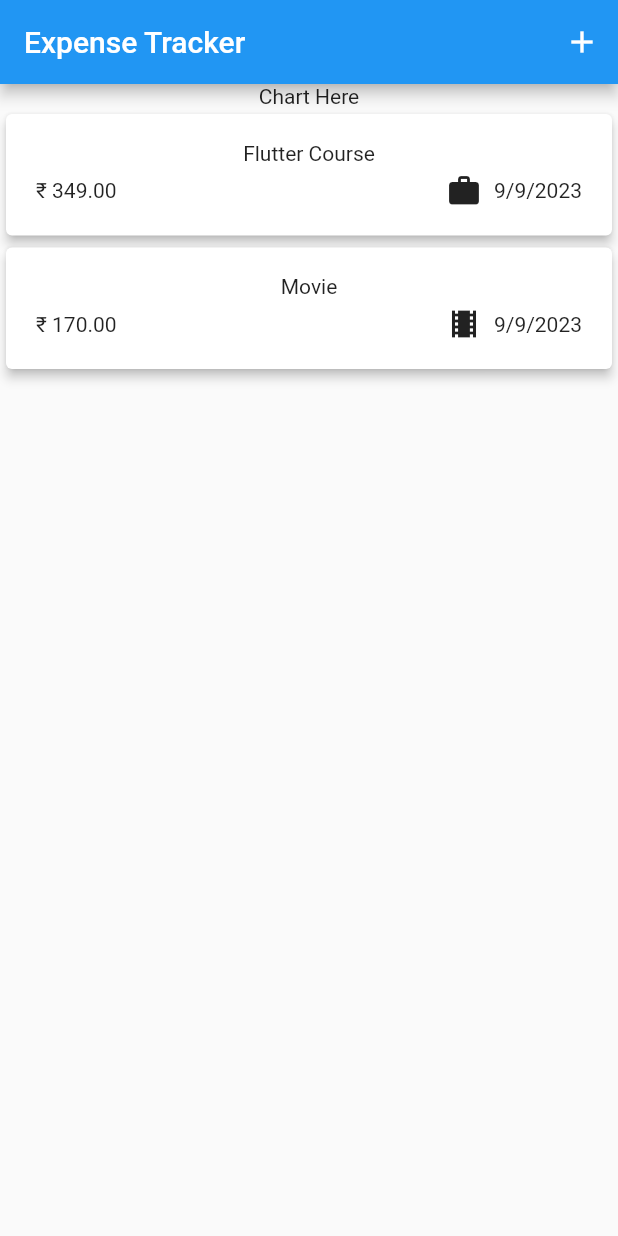
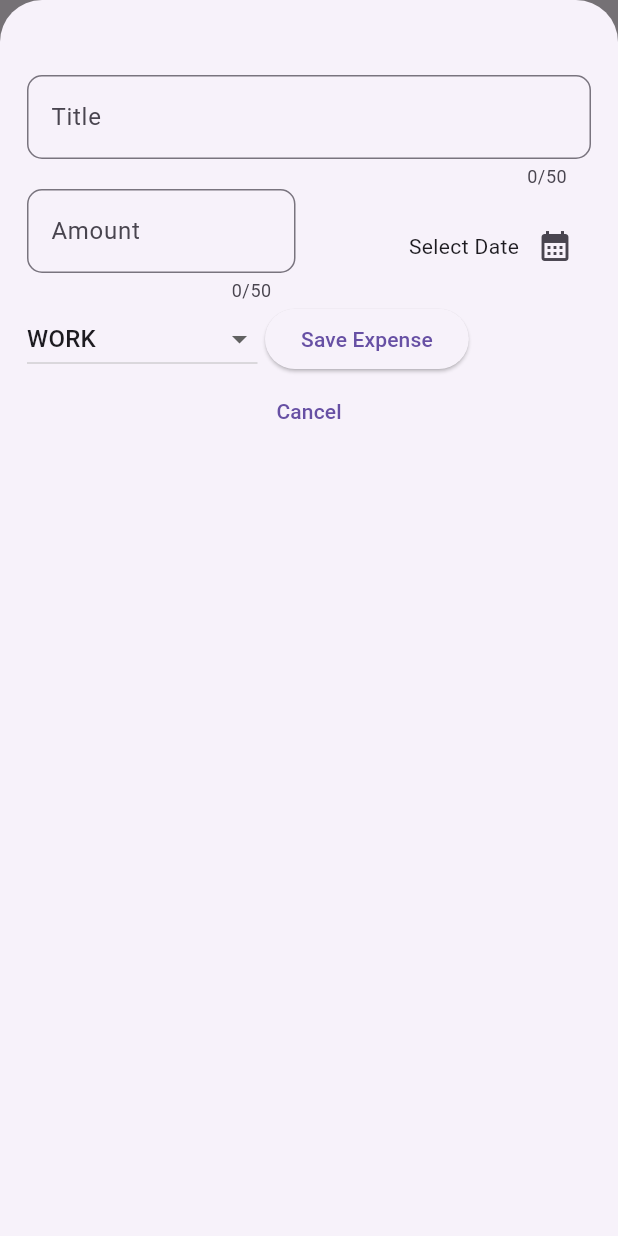
Before and after one commit to Sharathk1999/my_expence_tracker_app, a Flutter app: the screen it shows after launch, after a tap on the "add" icon, on a phone screen of 412 x 824 dp. Run offline on Flutter 3.47's test engine with Material 2 defaults, Android fonts, the phone set to English and light mode, and no system bars.

Commit message:
Add new expence finished

```diff
--- a/lib/main.dart
+++ b/lib/main.dart
@@ -12,6 +12,7 @@ class MyApp extends StatelessWidget {
       home:const  Expenses(),
       debugShowCheckedModeBanner: false,
       theme: ThemeData(
+        useMaterial3: true,
         primaryColor: Colors.blue,
       ),
     );
--- a/lib/widgets/expenses.dart
+++ b/lib/widgets/expenses.dart
@@ -1,5 +1,6 @@
 import 'package:flutter/material.dart';
 import 'package:my_expence_tracker/widgets/expenses_list/expenses_list.dart';
+import 'package:my_expence_tracker/widgets/new_expense.dart';
 
 import '../models/expense.dart';
 
@@ -26,20 +27,57 @@ class _ExpensesState extends State<Expenses> {
       category: Category.entertainment,
     ),
   ];
+
+  void _addExpense(Expense expense) {
+    setState(() {
+      _registeredExpenses.add(expense);
+    });
+  }
+
+  void _removeExpense(Expense expense) {
+    setState(() {
+      _registeredExpenses.remove(expense);
+    });
+
+  }
+
+  void _openAddExpenseOverlay() {
+    showModalBottomSheet(
+      isScrollControlled: true,
+      context: context,
+      builder: (ctx) => NewExpense(onAddExpense: _addExpense),
+    );
+  }
+
   @override
   Widget build(BuildContext context) {
+    Widget mainContent =const Center(
+      child:  Text('No expenses found, Start adding some'),
+    );
+
+    if (_registeredExpenses.isNotEmpty) {
+      mainContent = ExpenseList(
+        expenses: _registeredExpenses,
+        onRemovedExpense: _removeExpense,
+      );
+    }
     return Scaffold(
       appBar: AppBar(
-        title:const Text("Expense Tracker"),
+        centerTitle: true,
+        title: const Text("Expense Tracker"),
         actions: [
-          IconButton(onPressed: (){}, icon:const Icon(Icons.add))
+          IconButton(
+              onPressed: () {
+                _openAddExpenseOverlay();
+              },
+              icon: const Icon(Icons.add))
         ],
       ),
       body: Column(
         children: [
           const Text('Chart Here'),
           Expanded(
-            child: ExpenseList(expenses: _registeredExpenses),
+            child: mainContent,
           ),
         ],
       ),
--- a/lib/widgets/expenses_list/expenses_list.dart
+++ b/lib/widgets/expenses_list/expenses_list.dart
@@ -5,16 +5,26 @@ import 'package:my_expence_tracker/widgets/expenses_list/expense_item.dart';
 class ExpenseList extends StatelessWidget {
   const ExpenseList({
     super.key,
-    required this.expenses,
+    required this.expenses, required this.onRemovedExpense,
   });
+
+  final void Function (Expense expense) onRemovedExpense;
 
   final List<Expense> expenses;
 
   @override
   Widget build(BuildContext context) {
-    return  ListView.builder(
+    return ListView.builder(
       itemCount: expenses.length,
-      itemBuilder: (ctx,index) => ExpenseItem(expense: expenses[index],),
-      );
+      itemBuilder: (ctx, index) => Dismissible(
+        key: ValueKey(expenses[index]),
+        onDismissed: (direction) {
+          onRemovedExpense(expenses[index]);
+        },
+        child: ExpenseItem(
+          expense: expenses[index],
+        ),
+      ),
+    );
   }
 }
--- /dev/null
+++ b/lib/widgets/new_expense.dart
@@ -0,0 +1,174 @@
+import 'package:flutter/material.dart';
+import 'package:my_expence_tracker/models/expense.dart';
+
+class NewExpense extends StatefulWidget {
+  const NewExpense({super.key, required this.onAddExpense});
+
+  final void Function(Expense expense) onAddExpense;
+
+  @override
+  State<NewExpense> createState() => _NewExpenseState();
+}
+
+class _NewExpenseState extends State<NewExpense> {
+  final _titleController = TextEditingController();
+  final _amountController = TextEditingController();
+  DateTime? _selectedDate;
+  Category _selectedCategory = Category.work;
+
+  void _presentDatePicker() async {
+    final now = DateTime.now();
+    final firstDate = DateTime(now.year - 1, now.month, now.day);
+    final pickedDate = await showDatePicker(
+      context: context,
+      initialDate: now,
+      firstDate: firstDate,
+      lastDate: now,
+    );
+    setState(() {
+      _selectedDate = pickedDate;
+    });
+  }
+
+  void _submitExpenseData() {
+    final enteredAmount = double.tryParse(_amountController.text);
+    final invalidAmount = enteredAmount == null || enteredAmount <= 0;
+    if (_titleController.text.trim().isEmpty ||
+        invalidAmount ||
+        _selectedDate == null) {
+      showDialog(
+        context: context,
+        builder: (ctx) => AlertDialog(
+          title: const Text('Invalid input'),
+          content: const Text(
+              'Please make sure a valid title, amount, date and category was entered.'),
+          actions: [
+            TextButton(
+                onPressed: () {
+                  Navigator.pop(ctx);
+                },
+                child: const Text('Okay')),
+          ],
+        ),
+      );
+      return;
+    }
+    widget.onAddExpense(
+      Expense(
+        title: _titleController.text,
+        amount: enteredAmount,
+        date: _selectedDate!,
+        category: _selectedCategory,
+      ),
+    );
+    Navigator.pop(context);
+  }
+
+  @override
+  void dispose() {
+    _titleController.dispose();
+    _amountController.dispose();
+    super.dispose();
+  }
+
+  @override
+  Widget build(BuildContext context) {
+    return Padding(
+      padding: EdgeInsets.fromLTRB(
+        18,50,18,18
+      ),
+      child: Column(
+        children: [
+          TextField(
+            controller: _titleController,
+            maxLength: 50,
+            decoration: const InputDecoration(
+              border: OutlineInputBorder(
+                borderRadius: BorderRadius.all(Radius.circular(10))
+              ),
+              label: Text('Title'),
+            ),
+          ),
+          Row(
+            children: [
+              Expanded(
+                child: TextField(
+                  controller: _amountController,
+                  keyboardType: TextInputType.number,
+                  maxLength: 50,
+                  decoration: const InputDecoration(
+                    border: OutlineInputBorder(
+                borderRadius: BorderRadius.all(Radius.circular(10))
+              ),
+                    prefixText: '₹',
+                    label: Text('Amount'),
+                  ),
+                ),
+              ),
+              const SizedBox(
+                width: 18,
+              ),
+              Expanded(
+                child: Row(
+                  mainAxisAlignment: MainAxisAlignment.end,
+                  crossAxisAlignment: CrossAxisAlignment.center,
+                  children: [
+                    Text(
+                      _selectedDate == null
+                          ? 'Select Date'
+                          : formatter.format(
+                              _selectedDate!,
+                            ),
+                    ),
+                    IconButton(
+                      onPressed: _presentDatePicker,
+                      icon: const Icon(Icons.calendar_month),
+                    ),
+                  ],
+                ),
+              ),
+            ],
+          ),
+          Row(
+            children: [
+              DropdownButton(
+
+                value: _selectedCategory,
+                items: Category.values
+                    .map(
+                      (category) => DropdownMenuItem(
+                        value: category,
+                        child: Text(
+                          category.name.toUpperCase(),
+                        ),
+                      ),
+                    )
+                    .toList(),
+                onChanged: (value) {
+                  setState(() {
+                    if (value == null) {
+                      return;
+                    }
+                    _selectedCategory = value;
+                  });
+                },
+              ),
+              const SizedBox(
+                width: 5,
+              ),
+              ElevatedButton(
+                onPressed: _submitExpenseData,
+                child: const Text('Save Expense'),
+              ),
+            ],
+          ),
+          TextButton(
+              onPressed: () {
+                Navigator.pop(context);
+              },
+              child: const Text('Cancel')),
+        ],
+      ),
+    );
+  }
+}
```
